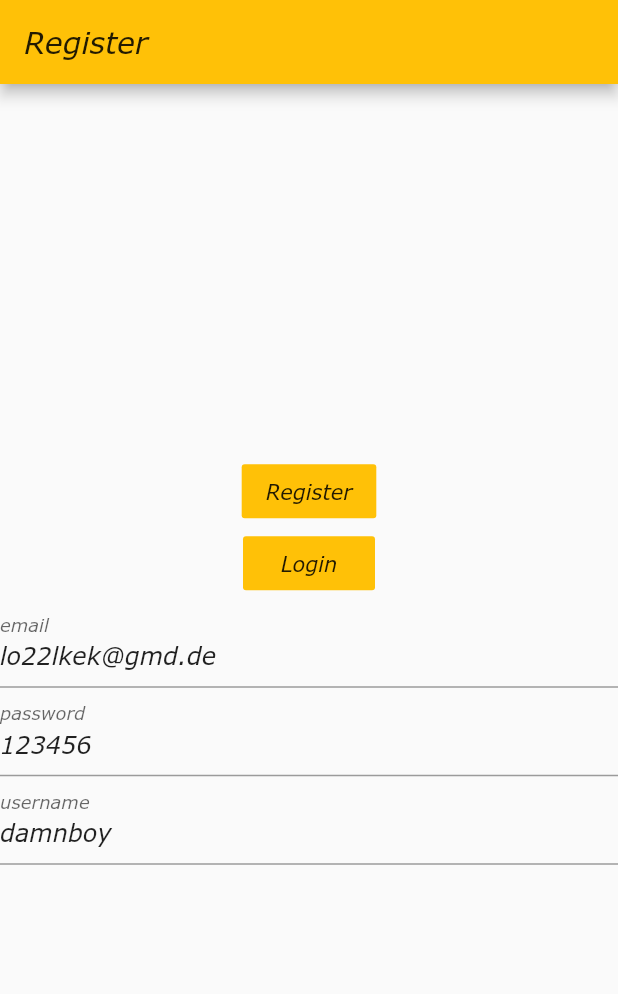
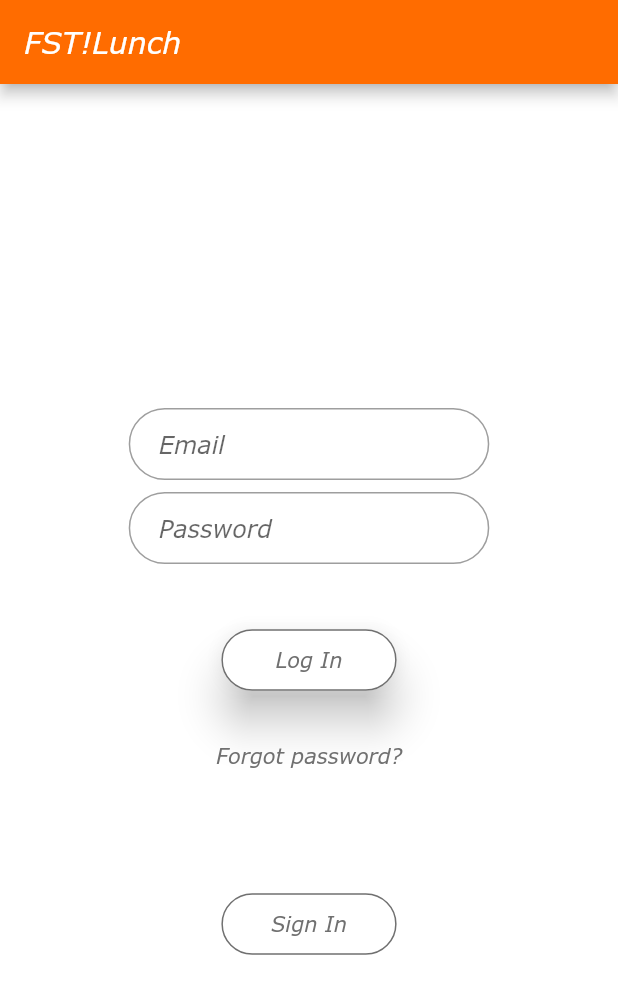
Before and after one commit to xlDownxl/LunchBreak, a Flutter app: the screen it shows after launch, on a phone screen of 412 x 824 dp. Shown: the top 994 px of the screen. Run offline on Flutter 3.47's test engine with Material 2 defaults, Android fonts, the phone set to English and light mode, and no system bars; our stand-ins replace bubble, firebase_auth, firebase_database, numberpicker; missing offline and left inert: FST.LunchApp; accounts and stored records are empty.

Commit message:
Final Design of the Login Screen

```diff
--- a/FlutterApp/lib/main.dart
+++ b/FlutterApp/lib/main.dart
@@ -1,5 +1,5 @@
 import 'package:flutter/material.dart';
-import 'screens/login_screen.dart';
+import 'package:FST.LunchApp/deprecated/deprecated_login_screen.dart';
 import 'package:provider/provider.dart';
 import 'screens/board_screen.dart';
 import 'screens/post_detail_screen.dart';
@@ -8,12 +8,27 @@ import 'screens/feed_screen.dart';
 import 'screens/add_post_screen.dart';
 import 'models/board_posts.dart';
 import 'models/user.dart';
+import 'screens/login_screen.dart';
 
 void main() => runApp(MyApp());
 
 class MyApp extends StatelessWidget {
   @override
   Widget build(BuildContext context) {
+    Map<int, Color> color = {
+      50: Color.fromRGBO(122, 122, 122, .1),
+      100: Color.fromRGBO(122, 122, 122, .2),
+      200: Color.fromRGBO(122, 122, 122, .3),
+      300: Color.fromRGBO(122, 122, 122, .4),
+      400: Color.fromRGBO(122, 122, 1229, .5),
+      500: Color.fromRGBO(122, 122, 122, .6),
+      600: Color.fromRGBO(122, 122, 122, .7),
+      700: Color.fromRGBO(122, 122, 122, .8),
+      800: Color.fromRGBO(122, 122, 122, .9),
+      900: Color.fromRGBO(122, 122, 122, 1),
+    };
+    MaterialColor colorCustom = MaterialColor(0xFF880E4F, color);
+
     return MultiProvider(
       providers: [
         ChangeNotifierProvider(
@@ -26,11 +41,11 @@ class MyApp extends StatelessWidget {
       child: MaterialApp(
         title: 'Stock Alarm',
         theme: ThemeData(
-          primarySwatch: Colors.amber,
-          accentColor: Colors.redAccent,
+          primaryColor: Color(0xffff6c00),
+          accentColor: Color(0xff707070),
           fontFamily: 'Verdana',
         ),
-        home: LoginScreen(),
+        home: LoginPage(),
         routes: {
           BoardScreen.routeName: (ctx) => BoardScreen(),
           FeedScreen.routeName: (ctx) => FeedScreen(),
--- a/FlutterApp/lib/screens/login_screen.dart
+++ b/FlutterApp/lib/screens/login_screen.dart
@@ -6,25 +6,53 @@ import '../models/board_posts.dart';
 import '../models/user.dart';
 import 'package:firebase_database/firebase_database.dart';
 
-class LoginScreen extends StatefulWidget {
+class LoginPage extends StatefulWidget {
+  static String tag = 'login-page';
   @override
-  _LoginScreenState createState() => _LoginScreenState();
+  _LoginPageState createState() => new _LoginPageState();
 }
 
-class _LoginScreenState extends State<LoginScreen> {
+class _LoginPageState extends State<LoginPage> {
+  bool _activeButton = false;
+  final passwordController = TextEditingController();
+  final emailController = TextEditingController();
   bool _isLoading = false;
-  var username;
+  //var username;
   var password;
   var email;
   final _formKey = GlobalKey<FormState>();
 
+  void validateInput() {
+    if (passwordController.text.isNotEmpty && emailController.text.isNotEmpty) {
+      setState(() {
+        _activeButton = true;
+      });
+    } else {
+      setState(() {
+        _activeButton = false;
+      });
+    }
+  }
+
+  @override
+  void dispose() {
+    passwordController.dispose();
+    emailController.dispose();
+    super.dispose();
+  }
+
+  @override
+  void initState() {
+    passwordController.addListener(() {
+      validateInput();
+    });
+    emailController.addListener(() {
+      validateInput();
+    });
+    super.initState();
+  }
+
   Future register() {
-    if (username == null) {
-      throw StepState.error;
-    }
-    if (username == "") {
-      throw StepState.error;
-    }
     setState(() {
       _isLoading = true;
     }); //TODO give possibility of a normal name
@@ -49,7 +77,7 @@ class _LoginScreenState extends State<LoginScreen> {
     var user = await FirebaseAuth.instance.currentUser();
 
     Provider.of<User>(context, listen: false).id = user.uid;
-    Provider.of<User>(context, listen: false).username = username;
+    //Provider.of<User>(context, listen: false).username = username;
 
     return FirebaseDatabase.instance
         .reference()
@@ -58,7 +86,7 @@ class _LoginScreenState extends State<LoginScreen> {
         .set({
       "email": user.email,
       "id": user.uid,
-      "username": username,
+      //"username": username,
     }).then((_) {
       return Provider.of<BoardPosts>(context, listen: false)
           .connectToFirebase(Provider.of<User>(context, listen: false).id);
@@ -80,9 +108,8 @@ class _LoginScreenState extends State<LoginScreen> {
           .child(user.uid)
           .once()
           .then((snapshot) {
-        var username = snapshot.value["username"];
+        //var username = snapshot.value["username"];
         var userProvider = Provider.of<User>(context, listen: false);
-        userProvider.username = username;
         userProvider.id = user.uid;
       });
 
@@ -103,66 +130,158 @@ class _LoginScreenState extends State<LoginScreen> {
 
   @override
   Widget build(BuildContext context) {
-    return Scaffold(
-      appBar: AppBar(title: Text("Register")),
-      body: Center(
-        child: Column(
-          mainAxisAlignment: MainAxisAlignment.center,
-          children: <Widget>[
-            FlatButton(
+    final deviceWidth = MediaQuery.of(context).size.width;
+
+    final emailWidget = Container(
+      margin: EdgeInsets.symmetric(horizontal: deviceWidth * 0.15),
+      child: TextFormField(
+        autofocus: false,
+        // initialValue: 'some password',
+        style: TextStyle(color: Theme.of(context).accentColor),
+        controller: emailController,
+        textInputAction: TextInputAction.next,
+        onSaved: (value) {
+          email = value;
+        },
+        decoration: InputDecoration(
+          hintText: 'Email',
+          contentPadding: EdgeInsets.fromLTRB(20.0, 10.0, 20.0, 10.0),
+          border: OutlineInputBorder(
+            borderRadius: BorderRadius.circular(32.0),
+            borderSide: BorderSide(
+              width: 10,
+            ),
+          ),
+          focusedBorder: OutlineInputBorder(
+            borderRadius: BorderRadius.circular(32.0),
+            borderSide: BorderSide(
+                style: BorderStyle.solid,
+                width: 4,
+                color: Theme.of(context).primaryColor),
+          ),
+        ),
+      ),
+    );
+
+    final passwordWidget = Container(
+      margin: EdgeInsets.symmetric(horizontal: deviceWidth * 0.15),
+      child: TextFormField(
+        autofocus: false,
+        // initialValue: 'some password',
+        obscureText: true,
+        controller: passwordController,
+        textInputAction: TextInputAction.done,
+        onSaved: (value) {
+          password = value;
+        },
+        decoration: InputDecoration(
+          hintText: 'Password',
+          contentPadding: EdgeInsets.fromLTRB(20.0, 10.0, 20.0, 10.0),
+          focusedBorder: OutlineInputBorder(
+            borderRadius: BorderRadius.circular(32.0),
+            borderSide: BorderSide(
+                style: BorderStyle.solid,
+                width: 4,
+                color: Theme.of(context).primaryColor),
+          ),
+          border: OutlineInputBorder(
+            borderRadius: BorderRadius.circular(32.0),
+            borderSide: BorderSide(style: BorderStyle.solid, width: 10),
+          ),
+        ),
+      ),
+    );
+
+    final loginButton = Container(
+      margin: EdgeInsets.symmetric(horizontal: deviceWidth * 0.3),
+      padding: EdgeInsets.symmetric(vertical: 16.0),
+      child: RaisedButton(
+        elevation: 12,
+        shape: RoundedRectangleBorder(
+          borderRadius: BorderRadius.circular(24),
+          side: !_activeButton
+              ? BorderSide(color: Theme.of(context).accentColor, width: 1)
+              : BorderSide(color: Theme.of(context).primaryColor, width: 1),
+        ),
+        onPressed: () {
+          _formKey.currentState.save();
+          login();
+          //Navigator.of(context).pushNamed(BoardScreen.routeName);
+        },
+        padding: EdgeInsets.all(12),
+        color: _activeButton ? Theme.of(context).primaryColor : Colors.white,
+        child: Text(
+          'Log In',
+          style: TextStyle(
+            color:
+                !_activeButton ? Theme.of(context).accentColor : Colors.white,
+          ),
+        ),
+      ),
+    );
+
+    final signUpButton = Container(
+      margin: EdgeInsets.symmetric(horizontal: deviceWidth * 0.3),
+      padding: EdgeInsets.symmetric(vertical: 16.0),
+      child: RaisedButton(
+        shape: RoundedRectangleBorder(
+          borderRadius: BorderRadius.circular(24),
+          side: BorderSide(color: Theme.of(context).accentColor, width: 1),
+        ),
         onPressed: () {
           _formKey.currentState.save();
           register();
+          //Navigator.of(context).pushNamed(BoardScreen.routeName);
         },
-              child: Text("Register"),
-              color: Theme.of(context).primaryColor,
+        elevation: 0,
+        padding: EdgeInsets.all(12),
+        color: Colors.white,
+        child: Text('Sign In',
+            style: TextStyle(
+              color: Theme.of(context).accentColor,
+            )),
       ),
-            _isLoading
-                ? Center(
-                    child: CircularProgressIndicator(),
-                  )
-                : Container(),
-            FlatButton(
-              onPressed: () {
-                _formKey.currentState.save();
-                login();
-              },
-              child: Text("Login"),
-              color: Theme.of(context).primaryColor,
+    );
+
+    final forgotLabel = FlatButton(
+      child: Text(
+        'Forgot password?',
+        style: TextStyle(
+          color: Theme.of(context).accentColor,
         ),
-            Form(
+      ),
+      onPressed: () {},
+    );
+
+    return Scaffold(
+      appBar: AppBar(
+        title: Text("FST!Lunch"),
+      ),
+      backgroundColor: Colors.white,
+      body: Container(
+        //color: Theme.of(context).primaryColor,
+        child: Form(
           key: _formKey,
-              child: Column(
+          child: Center(
+            child: ListView(
+              shrinkWrap: true,
+              padding: EdgeInsets.only(left: 24.0, right: 24.0),
               children: <Widget>[
-                  TextFormField(
-                    decoration: InputDecoration(
-                      labelText: "email",
+                //logo,
+                SizedBox(height: 48.0),
+                emailWidget,
+                SizedBox(height: 8.0),
+                passwordWidget,
+                SizedBox(height: 24.0),
+                loginButton,
+                forgotLabel,
+                SizedBox(
+                  height: 48,
                 ),
-                    initialValue: "lo22lkek@gmd.de",
-                    onSaved: (value) {
-                      email = value;
-                    },
-                  ),
-                  TextFormField(
-                    decoration: InputDecoration(labelText: "password"),
-                    initialValue: "123456",
-                    onSaved: (value) {
-                      password = value;
-                    },
-                  ),
-                  TextFormField(
-                    decoration: InputDecoration(
-                      labelText: "username",
-                    ),
-                    initialValue: "damnboy",
-                    onSaved: (value) {
-                      username = value;
-                    },
-                  ),
+                signUpButton,
               ],
             ),
           ),
-          ],
         ),
       ),
     );
```
Also changed, not shown: FlutterApp/lib/deprecated/deprecated_login_screen.dart (added, +170 -0 lines). Lines whose indentation alone changed are shown as unchanged.
